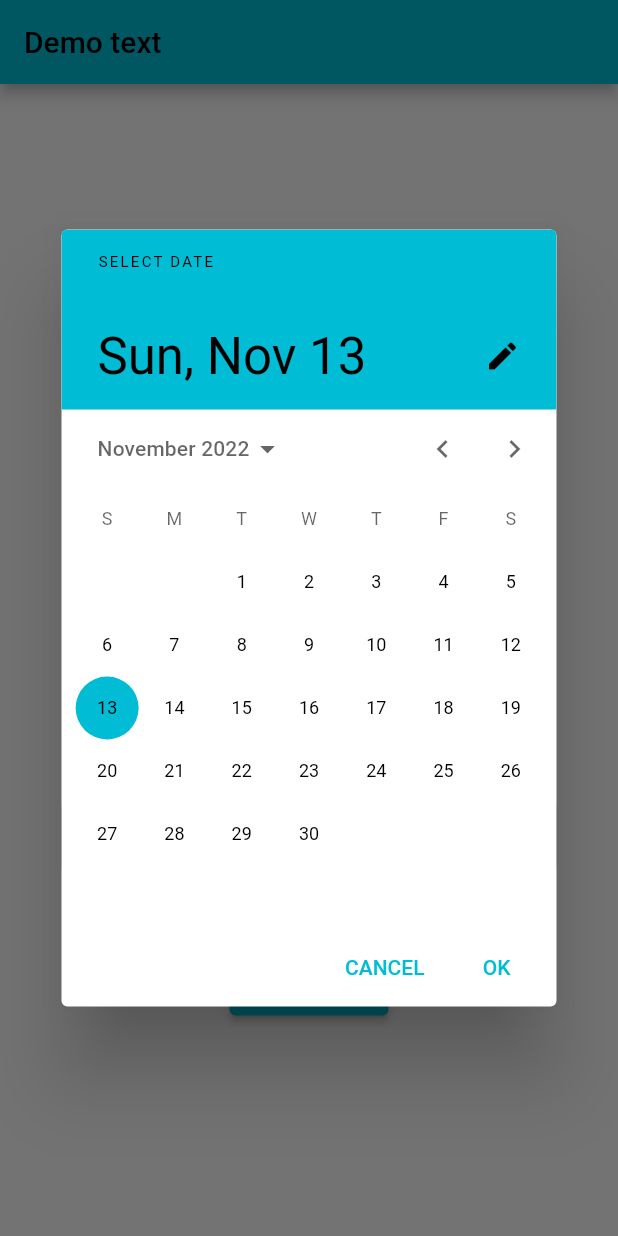
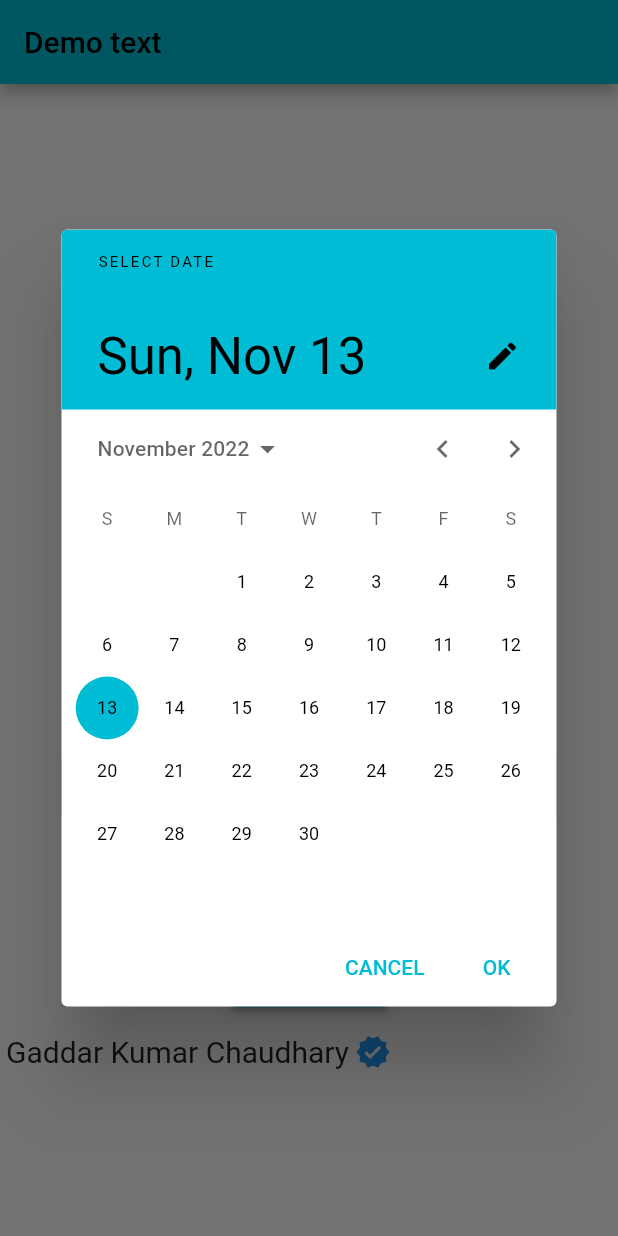
Before and after one commit to gaddarkumar7447/Dart-Demo, a Flutter app: the screen it shows after launch, after a tap on "Select date", on a phone screen of 412 x 824 dp. Run offline on Flutter 3.47's test engine with Material 2 defaults, Android fonts, the phone set to English and light mode, and no system bars.

Commit message:
date final

```diff
--- a/lib/main.dart
+++ b/lib/main.dart
@@ -30,7 +30,8 @@ class HomeScreen extends StatelessWidget {
     var email = TextEditingController();
     var pass = TextEditingController();
     DateTime now = DateTime.now();
-    String convertedDateTime = "${now.hour.toString().padLeft(2,'0')}:${now.minute.toString().padLeft(2,'0')}";
+    String convertedDateTime =
+        "${now.hour.toString().padLeft(2, '0')}:${now.minute.toString().padLeft(2, '0')}";
     String str = DateFormat('hh:mm:ss a').format(now);
     var arrName = [
       'Gaddar',
@@ -92,51 +93,84 @@ class HomeScreen extends StatelessWidget {
                     border: const OutlineInputBorder(
                         borderRadius: BorderRadius.all(Radius.circular(10)))),
               ),
-
             ),
             Container(
               margin: EdgeInsets.only(top: 20),
               width: 220,
               height: 50,
-              child: ElevatedButton(onPressed: () {
+              child: ElevatedButton(
+                  onPressed: () {
                     String s = email.text.toString();
                     String sr = pass.text.toString();
                     print('Email : $s | pass : $sr');
-                  }, child: Text('LogIn')),
+                  },
+                  child: Text('LogIn')),
             ),
-
             Padding(
-              padding:  EdgeInsets.all(8.0),
-              child: Text('$str', style: TextStyle(fontSize: 25), ),
-
+              padding: EdgeInsets.all(8.0),
+              child: Text(
+                '$str',
+                style: TextStyle(fontSize: 25),
+              ),
             ),
-            ElevatedButton(onPressed: (){
-
-            }, child: Text('Current Time')),
+            ElevatedButton(onPressed: () {}, child: Text('Current Time')),
             Container(
               margin: EdgeInsets.only(top: 30),
               width: 330,
               child: TextField(
                 keyboardType: TextInputType.datetime,
                 decoration: InputDecoration(
-                  border: OutlineInputBorder(
-                    borderRadius: BorderRadius.circular(10)
-                  )
+                    border: OutlineInputBorder(
+                        borderRadius: BorderRadius.circular(10))),
+              ),
+            ),
+            ElevatedButton(
+                onPressed: () async {
+                  DateTime? datePicker = await showDatePicker(
+                      context: context,
+                      initialDate: DateTime.now(),
+                      firstDate: DateTime(2021),
+                      lastDate: DateTime(2025));
+                  if (datePicker != null) {
+                    print(
+                        '${datePicker.day}.${datePicker.month}.${datePicker.year}');
+                  }
+                },
+                child: Text('Select date')),
+            Padding(
+              padding:  EdgeInsets.all(8.0),
+              child: Container(
+                margin: EdgeInsets.only(top: 20),
+                child: ElevatedButton(
+                  onPressed: () async{
+                    TimeOfDay? time = await showTimePicker(
+                        initialEntryMode: TimePickerEntryMode.input,
+                        context: context,
+                        initialTime: TimeOfDay.now());
+                    if(time != null){
+                      print('${time.hour}:${time.minute}');
+                    }
+                  },
+                  child: Text('Select Time'),
                 ),
               ),
             ),
-            ElevatedButton(onPressed: () async {
-              DateTime? datePicker = await showDatePicker(context: context, initialDate: DateTime.now(), firstDate: DateTime(2021), lastDate: DateTime(2025));
-              if(datePicker != null){
-                print('${datePicker.day}.${datePicker.month}.${datePicker.year}');
-                  }
-            }, child: Text('Select date')),
-            Container(
-              child: ElevatedButton(onPressed: ()  {
-                DateTime time = showTimePicker(context: context, initialTime: TimeOfDay.now()) as DateTime;
-                  print('${time.hour}:${time.minute}');
-              }, child: Text('Select Time'),),
-            )
+            Row(
+              children: const [
+                Padding(
+                  padding: EdgeInsets.all(4.0),
+                  child: Text(
+                    'Gaddar Kumar Chaudhary',
+                    style: TextStyle(fontSize: 20),
+                  ),
+                ),
+                Visibility(
+                    child: Icon(
+                  Icons.verified,
+                  color: Colors.blue,
+                ))
+              ],
+            ),
           ],
         ),
       ),
```
